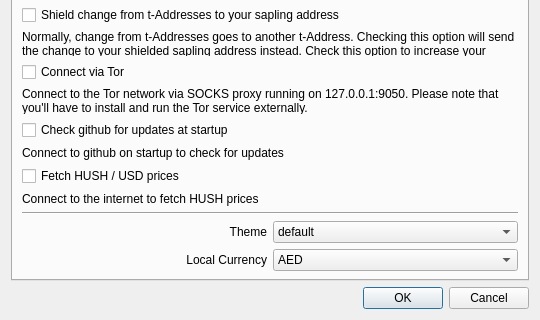
The window that src/settings.ui (hushmirror/SilentDragon) describes before a commit, drawn with Qt 5; both pictures show x 0 to 540 and y 184 to 504 of the 540 by 504 pixel window.
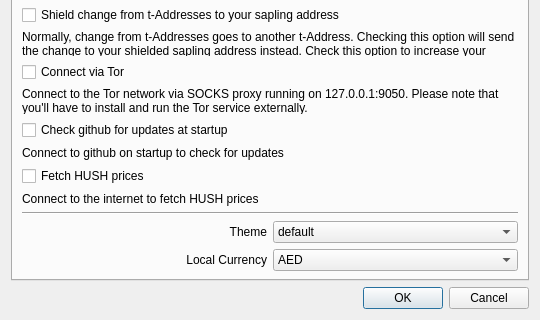
The same window after the commit. The open tabs and pages were chosen to show the change.

Diff of the .ui file:
```diff
--- a/src/settings.ui
+++ b/src/settings.ui
@@ -570,7 +570,7 @@
        <item row="11" column="0" colspan="2">
         <widget class="QCheckBox" name="chkFetchPrices">
          <property name="text">
-          <string>Fetch HUSH / USD prices</string>
+          <string>Fetch HUSH prices</string>
          </property>
         </widget>
        </item>
```
Left out of the diff: 5 changed lines with no effect on the pictures.
